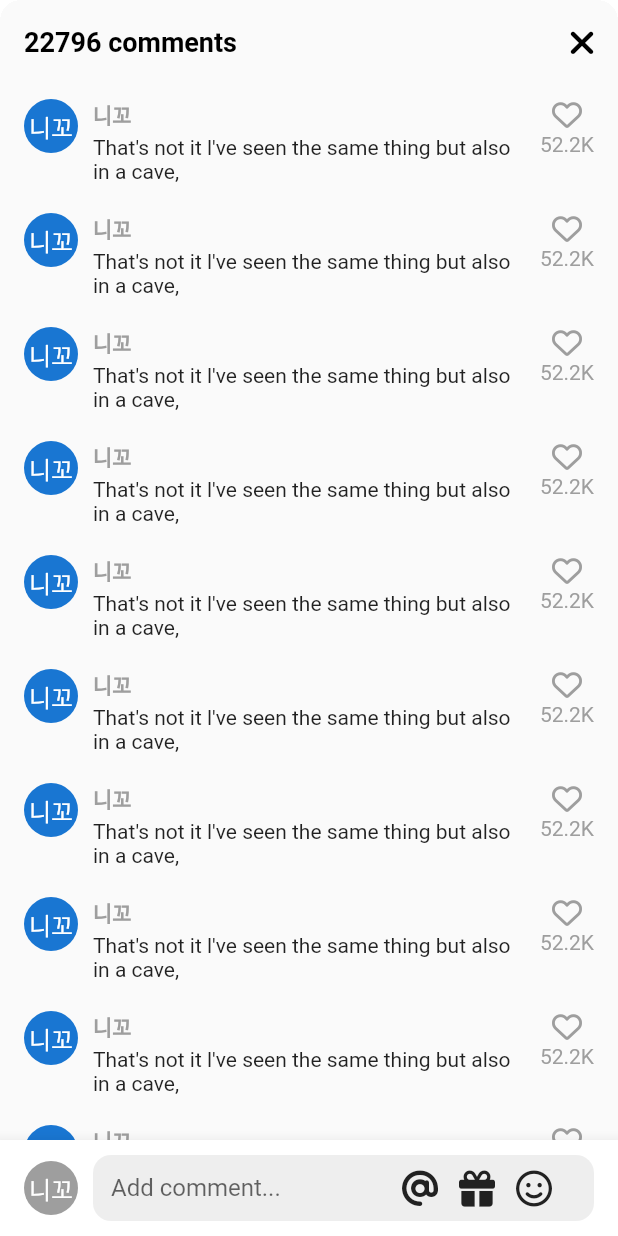
After one commit to m00p1ng/hello-flutter, a Flutter app: the VideoComments screen opened directly, on a phone screen of 412 x 824 dp. The commit adds this screen. Run offline on Flutter 3.47's test engine with Material 2 defaults, Android fonts, the phone set to English and light mode, and no system bars; our stand-ins replace flutter_riverpod, flutter_svg, font_awesome_flutter, hive, hive_flutter, rxdart and 3 more; missing offline and left inert: page_flip_builder; accounts and stored records are empty; network calls fail; project files that could hold a hidden picture were left out.

Commit message:
add comment

```diff
--- a/tiktok_clone/lib/features/main_navigation/main_navigation_screen.dart
+++ b/tiktok_clone/lib/features/main_navigation/main_navigation_screen.dart
@@ -36,6 +36,7 @@
   @override
   Widget build(BuildContext context) {
     return Scaffold(
+      resizeToAvoidBottomInset: false,
       backgroundColor: _selectedIndex == 0 ? Colors.black : Colors.white,
       body: Stack(
         children: [
--- /dev/null
+++ b/tiktok_clone/lib/features/videos/widgets/video_comments.dart
@@ -0,0 +1,211 @@
+import 'package:flutter/material.dart';
+import 'package:font_awesome_flutter/font_awesome_flutter.dart';
+import 'package:tiktok_clone/constants/gaps.dart';
+import 'package:tiktok_clone/constants/sizes.dart';
+
+class VideoComments extends StatefulWidget {
+  const VideoComments({super.key});
+
+  @override
+  State<VideoComments> createState() => _VideoCommentsState();
+}
+
+class _VideoCommentsState extends State<VideoComments> {
+  bool _isWriting = false;
+
+  final ScrollController _scrollController = ScrollController();
+
+  void _onClosePressed() {
+    Navigator.of(context).pop();
+  }
+
+  void _stopWriting() {
+    FocusScope.of(context).unfocus();
+    setState(() {
+      _isWriting = false;
+    });
+  }
+
+  void _onStartWriting() {
+    setState(() {
+      _isWriting = true;
+    });
+  }
+
+  @override
+  Widget build(BuildContext context) {
+    final size = MediaQuery.of(context).size;
+    return Container(
+      height: size.height * 0.75,
+      clipBehavior: Clip.hardEdge,
+      decoration: BoxDecoration(
+        borderRadius: BorderRadius.circular(Sizes.size14),
+      ),
+      child: Scaffold(
+        backgroundColor: Colors.grey.shade50,
+        appBar: AppBar(
+          backgroundColor: Colors.grey.shade50,
+          automaticallyImplyLeading: false,
+          title: const Text("22796 comments"),
+          actions: [
+            IconButton(
+              onPressed: _onClosePressed,
+              icon: const FaIcon(FontAwesomeIcons.xmark),
+            ),
+          ],
+        ),
+        body: GestureDetector(
+          onTap: _stopWriting,
+          child: Stack(
+            children: [
+              Scrollbar(
+                controller: _scrollController,
+                child: ListView.separated(
+                  controller: _scrollController,
+                  padding: const EdgeInsets.only(
+                    top: Sizes.size10,
+                    bottom: Sizes.size96 + Sizes.size20,
+                    left: Sizes.size16,
+                    right: Sizes.size16,
+                  ),
+                  separatorBuilder: (context, index) => Gaps.v20,
+                  itemCount: 10,
+                  itemBuilder: (context, index) => Row(
+                    crossAxisAlignment: CrossAxisAlignment.start,
+                    children: [
+                      const CircleAvatar(
+                        radius: 18,
+                        child: Text("니꼬"),
+                      ),
+                      Gaps.h10,
+                      Expanded(
+                        child: Column(
+                          crossAxisAlignment: CrossAxisAlignment.start,
+                          children: [
+                            Text(
+                              '니꼬',
+                              style: TextStyle(
+                                fontWeight: FontWeight.bold,
+                                fontSize: Sizes.size14,
+                                color: Colors.grey.shade500,
+                              ),
+                            ),
+                            Gaps.v3,
+                            const Text(
+                              "That's not it l've seen the same thing but also in a cave,",
+                            )
+                          ],
+                        ),
+                      ),
+                      Gaps.h10,
+                      Column(
+                        children: [
+                          FaIcon(
+                            FontAwesomeIcons.heart,
+                            size: Sizes.size20,
+                            color: Colors.grey.shade500,
+                          ),
+                          Gaps.v2,
+                          Text(
+                            '52.2K',
+                            style: TextStyle(
+                              color: Colors.grey.shade500,
+                            ),
+                          ),
+                        ],
+                      ),
+                    ],
+                  ),
+                ),
+              ),
+              Positioned(
+                bottom: 0,
+                width: size.width,
+                child: BottomAppBar(
+                  color: Colors.white,
+                  child: Padding(
+                    padding: const EdgeInsets.symmetric(
+                      horizontal: Sizes.size16,
+                      vertical: Sizes.size10,
+                    ),
+                    child: Row(
+                      children: [
+                        CircleAvatar(
+                          radius: 18,
+                          backgroundColor: Colors.grey.shade500,
+                          foregroundColor: Colors.white,
+                          child: const Text("니꼬"),
+                        ),
+                        Gaps.h10,
+                        Expanded(
+                          child: SizedBox(
+                            height: Sizes.size44,
+                            child: TextField(
+                              onTap: _onStartWriting,
+                              expands: true,
+                              minLines: null,
+                              maxLines: null,
+                              textInputAction: TextInputAction.newline,
+                              cursorColor: Theme.of(context).primaryColor,
+                              decoration: InputDecoration(
+                                hintText: "Add comment...",
+                                border: OutlineInputBorder(
+                                  borderRadius: BorderRadius.circular(
+                                    Sizes.size12,
+                                  ),
+                                  borderSide: BorderSide.none,
+                                ),
+                                filled: true,
+                                fillColor: Colors.grey.shade200,
+                                contentPadding: const EdgeInsets.symmetric(
+                                  horizontal: Sizes.size12,
+                                ),
+                                suffixIcon: Padding(
+                                  padding: const EdgeInsets.only(
+                                      right: Sizes.size14),
+                                  child: Row(
+                                    mainAxisSize: MainAxisSize.min,
+                                    children: [
+                                      FaIcon(
+                                        FontAwesomeIcons.at,
+                                        color: Colors.grey.shade900,
+                                      ),
+                                      Gaps.h14,
+                                      FaIcon(
+                                        FontAwesomeIcons.gift,
+                                        color: Colors.grey.shade900,
+                                      ),
+                                      Gaps.h14,
+                                      FaIcon(
+                                        FontAwesomeIcons.faceSmile,
+                                        color: Colors.grey.shade900,
+                                      ),
+                                      Gaps.h14,
+                                      if (_isWriting)
+                                        GestureDetector(
+                                          onTap: _stopWriting,
+                                          child: FaIcon(
+                                            FontAwesomeIcons.circleArrowUp,
+                                            color:
+                                                Theme.of(context).primaryColor,
+                                          ),
+                                        ),
+                                    ],
+                                  ),
+                                ),
+                              ),
+                            ),
+                          ),
+                        )
+                      ],
+                    ),
+                  ),
+                ),
+              )
+            ],
+          ),
+        ),
+      ),
+    );
+  }
+}
--- a/tiktok_clone/lib/features/videos/widgets/video_post.dart
+++ b/tiktok_clone/lib/features/videos/widgets/video_post.dart
@@ -3,6 +3,7 @@
 import 'package:tiktok_clone/constants/gaps.dart';
 import 'package:tiktok_clone/constants/sizes.dart';
 import 'package:tiktok_clone/features/videos/widgets/video_button.dart';
+import 'package:tiktok_clone/features/videos/widgets/video_comments.dart';
 import 'package:video_player/video_player.dart';
 import 'package:visibility_detector/visibility_detector.dart';
 
@@ -70,7 +71,9 @@
   }
 
   void _onVisibilityChanged(VisibilityInfo info) {
-    if (info.visibleFraction == 1 && !_videoPlayerController.value.isPlaying) {
+    if (info.visibleFraction == 1 &&
+        !_isPaused &&
+        !_videoPlayerController.value.isPlaying) {
       _videoPlayerController.play();
     }
   }
@@ -86,6 +89,19 @@
     setState(() {
       _isPaused = !_isPaused;
     });
+  }
+
+  void _onCommentsTap(BuildContext context) async {
+    if (_videoPlayerController.value.isPlaying) {
+      _onTogglePause();
+    }
+    await showModalBottomSheet(
+      context: context,
+      isScrollControlled: true,
+      backgroundColor: Colors.transparent,
+      builder: (context) => const VideoComments(),
+    );
+    _onTogglePause();
   }
 
   @override
@@ -160,8 +176,8 @@
             bottom: 20,
             right: 10,
             child: Column(
-              children: const [
-                CircleAvatar(
+              children: [
+                const CircleAvatar(
                   radius: 25,
                   backgroundColor: Colors.black,
                   foregroundColor: Colors.white,
@@ -171,17 +187,20 @@
                   child: Text("니꼬"),
                 ),
                 Gaps.v24,
-                VideoButton(
+                const VideoButton(
                   icon: FontAwesomeIcons.solidHeart,
                   text: "2.9M",
                 ),
                 Gaps.v24,
-                VideoButton(
-                  icon: FontAwesomeIcons.solidComment,
-                  text: "33K",
+                GestureDetector(
+                  onTap: () => _onCommentsTap(context),
+                  child: const VideoButton(
+                    icon: FontAwesomeIcons.solidComment,
+                    text: "33K",
+                  ),
                 ),
                 Gaps.v24,
-                VideoButton(
+                const VideoButton(
                   icon: FontAwesomeIcons.share,
                   text: "Share",
                 )
```
Also changed, not shown: 3 other files.
